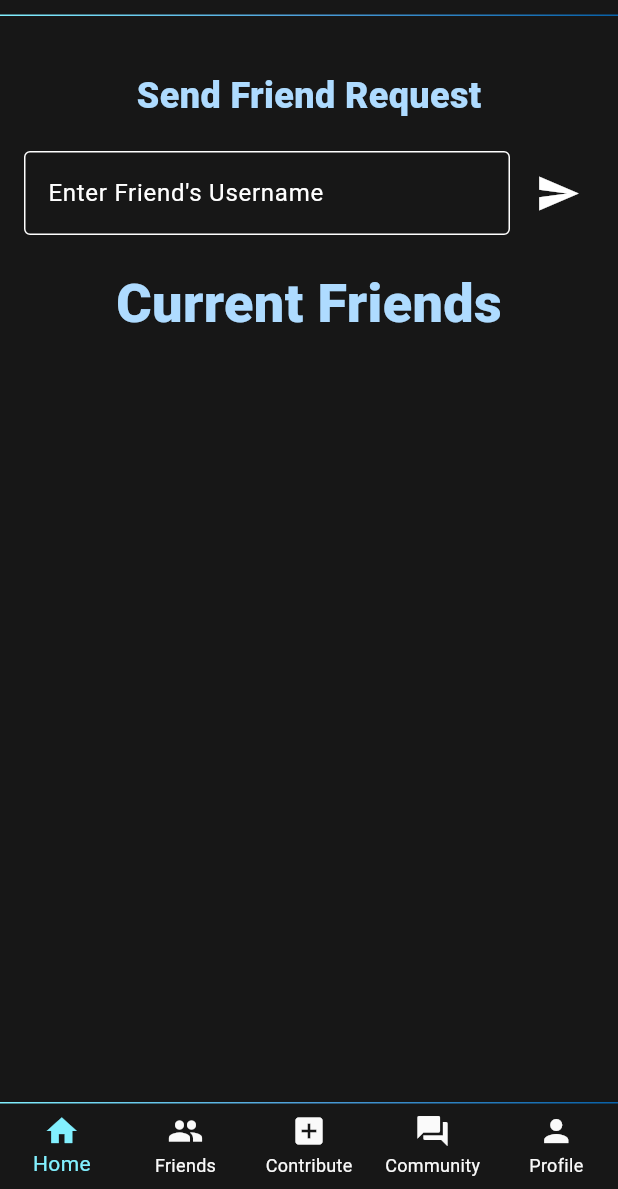
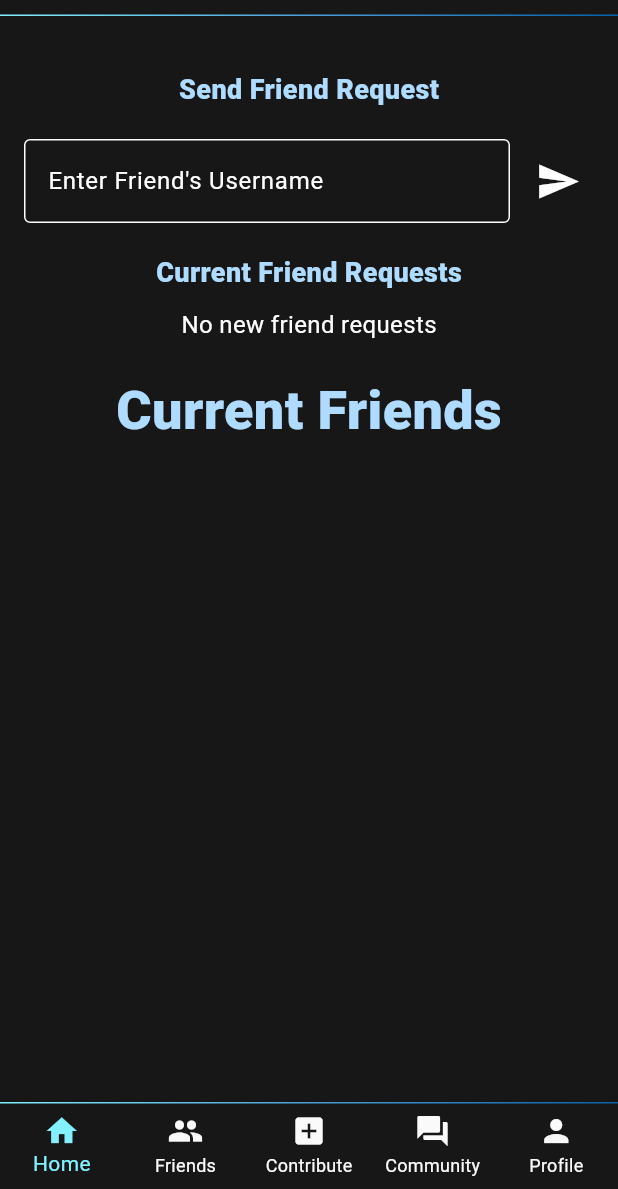
Before and after one commit to jamesfrancis2004/skillup, a Flutter app: the FriendsPage screen opened by its route, on a phone screen of 412 x 824 dp, the part 47-1236 px from its top. Run offline on Flutter 3.47's test engine with Material 3 defaults, Android fonts, the phone set to English and light mode, and no system bars; our stand-ins replace cached_network_image, cloud_firestore, firebase_auth, firebase_core, firebase_database, go_router and 5 more; accounts and stored records are empty.

```diff
--- a/lib/router.dart
+++ b/lib/router.dart
@@ -70,7 +70,7 @@ final _rootNavigatorKey = GlobalKey<NavigatorState>();
 GoRouter buildRouter() {
   return GoRouter(
     navigatorKey: _rootNavigatorKey,
-    initialLocation: NavigationRoutes.home,
+    initialLocation: NavigationRoutes.login,
     routes: [
       // StatefulShellRoute to preserve page states between navigation
       StatefulShellRoute.indexedStack(
--- a/lib/screens/friends.dart
+++ b/lib/screens/friends.dart
@@ -1,6 +1,8 @@
 import 'package:flutter/material.dart';
 import 'package:skillup/functions/user.dart';
 import 'package:firebase_auth/firebase_auth.dart';
+
+const currentFriendRequests = []; // Example empty list
 
 // WIDGET
 class FriendsPage extends StatefulWidget {
@@ -22,6 +24,7 @@ class FriendsPage extends StatefulWidget {
 
 // STATE
 class _FriendsPageState extends State<FriendsPage> {
+
   final TextEditingController _friendSearchController = TextEditingController(text: '');
   late CurrentUser user;
 
@@ -69,7 +72,7 @@ class _FriendsPageState extends State<FriendsPage> {
                     SizedBox(height: 20),
                     Text(
                       "Send Friend Request",
-                      style: TextStyle(color: Color.fromARGB(255, 174, 219, 255), fontSize: 24, fontWeight: FontWeight.w900),
+                      style: TextStyle(color: Color.fromARGB(255, 174, 219, 255), fontSize: 18, fontWeight: FontWeight.w900),
                     ),
                     SizedBox(height: 20),
                     Row(
@@ -111,11 +114,35 @@ class _FriendsPageState extends State<FriendsPage> {
                       ],
                     ),
                     SizedBox(height:20),
-                    const Text(
+                    Text(
+                      "Current Friend Requests",
+                      style: TextStyle(color: Color.fromARGB(255, 174, 219, 255), fontSize: 18, fontWeight: FontWeight.w900),
+                    ),
+                    SizedBox(height: 10),
+                    // Conditional rendering based on friend requests
+                    currentFriendRequests.isNotEmpty
+                        ? Column(
+                            children: currentFriendRequests.map((request) {
+                              return ListTile(
+                                title: Text(
+                                  request,
+                                  style: TextStyle(color: Colors.white),
+                                ),
+                                tileColor: Colors.blueAccent,
+                                contentPadding: EdgeInsets.all(8.0),
+                              );
+                            }).toList(),
+                          )
+                        : Text(
+                            "No new friend requests",
+                            style: TextStyle(color: Colors.white, fontSize: 16),
+                          ),
+                    SizedBox(height: 20),
+                    Text(
                       "Current Friends",
                       style: TextStyle(color: Color.fromARGB(255, 174, 219, 255), fontSize: 36, fontWeight: FontWeight.w900),
-                    )
-
+                    ),
+                    // You can add content here for current friends if needed
                   ],
                 ),
               ),
```
Also changed, not shown: lib/screens/profile.dart (+19 -8 lines).
